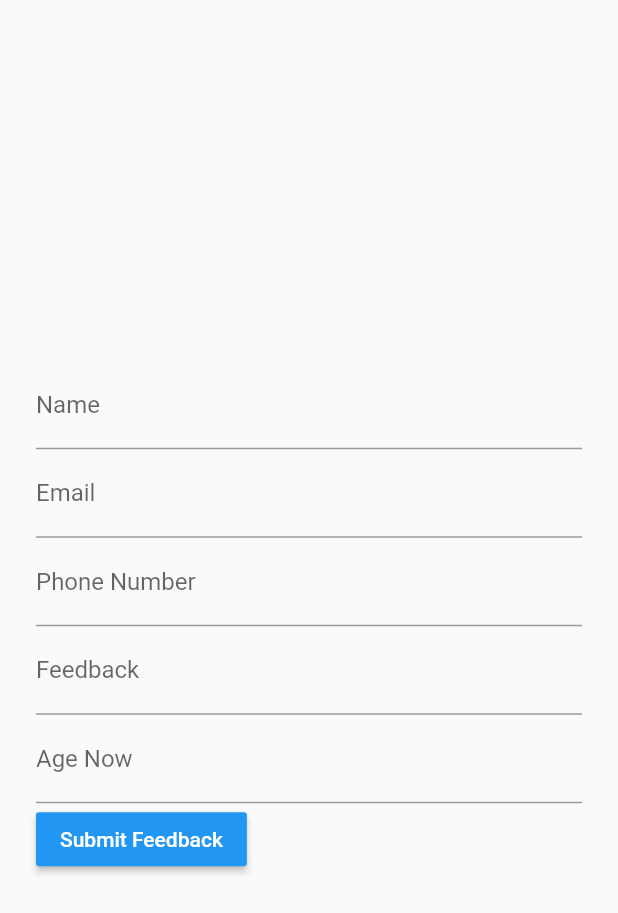
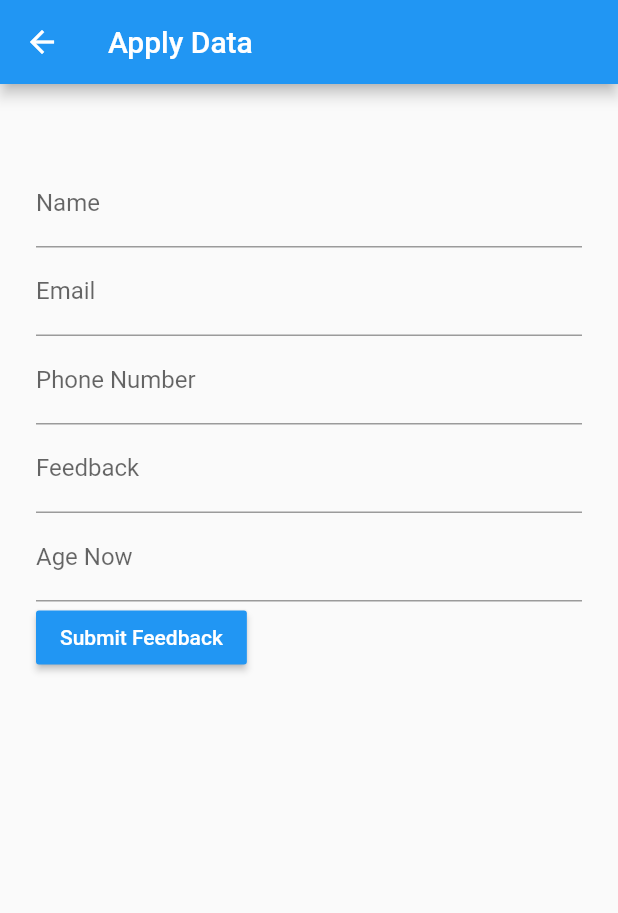
Before and after one commit to govindh163/GoogleMaps, a Flutter app: the GoogleSheets screen opened by its route, on a phone screen of 412 x 824 dp. Shown: the top 913 px of the screen. Run offline on Flutter 3.47's test engine with Material 2 defaults, Android fonts, the phone set to English and light mode, and no system bars; our stand-ins replace flutter_spinkit, geolocator, google_maps_flutter, location, permission_handler; missing offline and left inert: android_device_info, flutter_boom_menu, permission; network calls fail.

Commit message:
Added google sheets

```diff
--- a/lib/Models/sheetmodel.dart
+++ b/lib/Models/sheetmodel.dart
@@ -4,6 +4,7 @@ class FeedbackForm {
   String _email;
   String _mobileNo;
   String _feedback;
+
   String _age;
 
   FeedbackForm(this._name, this._email, this._feedback, this._mobileNo,this._age);
--- a/lib/Screens/Sheets.dart
+++ b/lib/Screens/Sheets.dart
@@ -64,9 +64,9 @@ class _GoogleSheetsState extends State<GoogleSheets> {
   @override
   Widget build(BuildContext context) {
     return Scaffold(
+      appBar: AppBar(title: Text("Apply Data"),),
       key:  _scaffoldKey,
-      body: Center(
-        child: Container(
+      body: Container(
         padding: EdgeInsets.symmetric(vertical: 50,horizontal: 24),
         child: SingleChildScrollView(
           child: Column(
@@ -150,7 +150,6 @@ class _GoogleSheetsState extends State<GoogleSheets> {
           ),
         ),
       ),
-      ),
     );
   }
 }
--- a/lib/homepage.dart
+++ b/lib/homepage.dart
@@ -181,9 +181,9 @@ class _MyHomePageState extends State<MyHomePage> {
                           onTap: () => Navigator.pushNamed(context, "/info")),
                       ListTile(
                           leading: Icon(
-                            Icons.info,
+                            Icons.publish,
                             size: 20,
-                            color: Colors.green,
+                            color: Colors.pinkAccent,
                           ),
                           title: Text('Google Sheet'),
                           onTap: () => Navigator.pushNamed(context, "/sheet")),
--- a/pubspec.yaml
+++ b/pubspec.yaml
@@ -30,6 +30,9 @@ dependencies:
   android_device_info: ^1.0.0
   permission_handler: ^3.0.0
   http: ^0.12.0+4
+  flutter_custom_clippers: ^0.1.6
+  html_unescape: ^1.0.1+2
+  auto_size_text: ^2.0.0+2
   #  google_map_polyline: ^0.2.0+1
 
   # The following adds the Cupertino Icons font to your application.
```
Also changed, not shown: pubspec.lock. Lines whose indentation alone changed are shown as unchanged.
